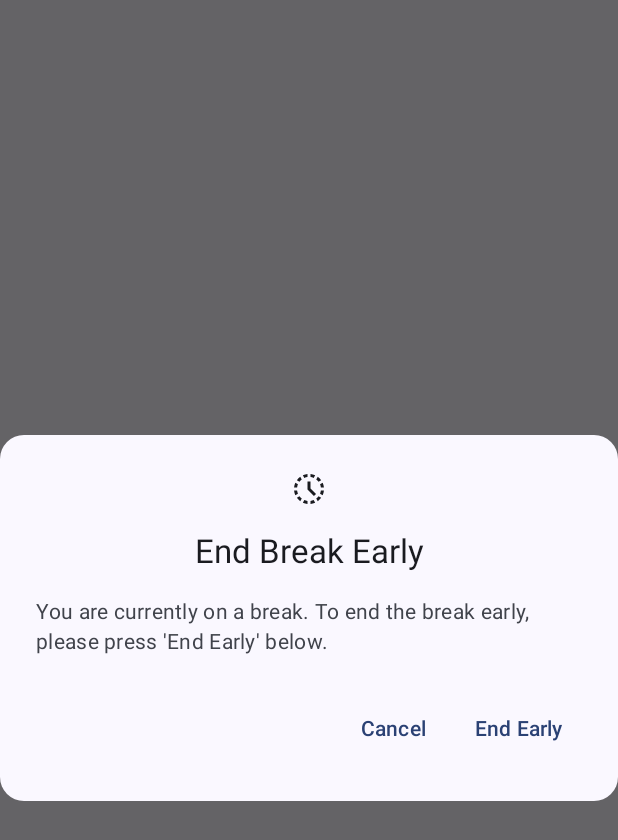
After one commit to brandoinspace/Focus-List, an Android app built with Jetpack Compose: the composable CancelBreakAlert shown on its own in the app's theme, on a phone screen of 412 x 824 dp. The commit adds this screen. Shown: the top 840 px of the screen. Run offline under Robolectric (Android 15) with nearby library versions, the phone set to English and light mode, and no system bars; 1 statement that could not run was skipped.

Commit message:
Auto start, end breaks early, and dynamic app blocking.
Also add warning if the blocking service is not running.

```diff
--- /dev/null
+++ b/app/src/main/java/space/brandoin/focuslist/alerts/CancelBreakAlert.kt
@@ -0,0 +1,80 @@
+package space.brandoin.focuslist.alerts
+
+import androidx.compose.foundation.layout.Column
+import androidx.compose.foundation.layout.Row
+import androidx.compose.foundation.layout.Spacer
+import androidx.compose.foundation.layout.height
+import androidx.compose.foundation.layout.padding
+import androidx.compose.foundation.layout.size
+import androidx.compose.foundation.layout.width
+import androidx.compose.foundation.layout.wrapContentHeight
+import androidx.compose.foundation.layout.wrapContentWidth
+import androidx.compose.material.icons.Icons
+import androidx.compose.material.icons.outlined.HistoryToggleOff
+import androidx.compose.material.icons.rounded.Warning
+import androidx.compose.material3.AlertDialogDefaults
+import androidx.compose.material3.BasicAlertDialog
+import androidx.compose.material3.Icon
+import androidx.compose.material3.MaterialTheme
+import androidx.compose.material3.Surface
+import androidx.compose.material3.Text
+import androidx.compose.material3.TextButton
+import androidx.compose.runtime.Composable
+import androidx.compose.ui.Alignment
+import androidx.compose.ui.Modifier
+import androidx.compose.ui.unit.dp
+
+@Composable
+fun CancelBreakAlert(
+    dismiss: () -> Unit,
+    cancelBreak: () -> Unit,
+) {
+    BasicAlertDialog(
+        onDismissRequest = dismiss
+    ) {
+        Surface(
+            modifier = Modifier
+                .wrapContentWidth()
+                .wrapContentHeight(),
+            shape = MaterialTheme.shapes.large,
+            tonalElevation = AlertDialogDefaults.TonalElevation,
+        ) {
+            Column(modifier = Modifier.padding(24.dp)) {
+                Icon(
+                    Icons.Outlined.HistoryToggleOff,
+                    "End Break Early",
+                    modifier = Modifier
+                        .align(Alignment.CenterHorizontally)
+                        .size(24.dp)
+                )
+                Spacer(Modifier.height(16.dp))
+                Text(
+                    "End Break Early",
+                    Modifier.align(Alignment.CenterHorizontally),
+                    style = MaterialTheme.typography.titleLarge,
+                    color = MaterialTheme.colorScheme.onSurface
+                )
+                Spacer(modifier = Modifier.height(16.dp))
+                Text(
+                    "You are currently on a break. To end the break early, please press 'End Early' below.",
+                    style = MaterialTheme.typography.bodyMedium,
+                    color = MaterialTheme.colorScheme.onSurfaceVariant
+                )
+                Spacer(modifier = Modifier.height(24.dp))
+                Row(Modifier.align(Alignment.End)) {
+                    TextButton(
+                        onClick = dismiss,
+                    ) {
+                        Text("Cancel")
+                    }
+                    Spacer(modifier = Modifier.width(8.dp))
+                    TextButton(
+                        onClick = cancelBreak,
+                    ) {
+                        Text("End Early")
+                    }
+                }
+            }
+        }
+    }
+}
--- a/app/src/main/java/space/brandoin/focuslist/screens/SettingsScreens.kt
+++ b/app/src/main/java/space/brandoin/focuslist/screens/SettingsScreens.kt
@@ -23,16 +23,20 @@ import androidx.compose.ui.Alignment
 import androidx.compose.ui.Modifier
 import androidx.compose.ui.text.font.FontWeight
 import androidx.compose.ui.unit.dp
+import me.zhanghai.compose.preference.checkboxPreference
 import me.zhanghai.compose.preference.preference
+import me.zhanghai.compose.preference.twoTargetIconButtonPreference
 import me.zhanghai.compose.preference.twoTargetSwitchPreference
 import space.brandoin.focuslist.custom.timeInputPreference
 
 const val ALLOW_BREAKS = "allow_breaks"
 const val BREAK_TIME = "break_time"
 const val BREAK_COOLDOWN = "break_cooldown"
+const val CANCEL_BREAK = "cancel_break"
 const val ALLOW_BREAKS_DEFAULT = true
 const val BREAK_TIME_DEFAULT = 5
 const val BREAK_COOLDOWN_DEFAULT = 10
+const val CANCEL_BREAK_DEFAULT = false
 
 @Composable
 fun SettingsScreenTemplate(
```
Also changed, not shown: app/src/main/AndroidManifest.xml (+7 -1 lines), app/src/main/java/space/brandoin/focuslist/BlockingService.kt (+39 -10 lines), app/src/main/java/space/brandoin/focuslist/MainActivity.kt (+4 -3 lines), app/src/main/java/space/brandoin/focuslist/alerts/ServiceAlert.kt (added, +81 -0 lines), app/src/main/java/space/brandoin/focuslist/receivers/AutoStartReceiver.kt (added, +19 -0 lines), app/src/main/java/space/brandoin/focuslist/screens/MainTodoScreen.kt (+47 -4 lines), app/src/main/java/space/brandoin/focuslist/screens/PermissionsScreen.kt (+9 -0 lines), app/src/main/java/space/brandoin/focuslist/ui/basic/MainScreenHeader.kt (+34 -3 lines).
